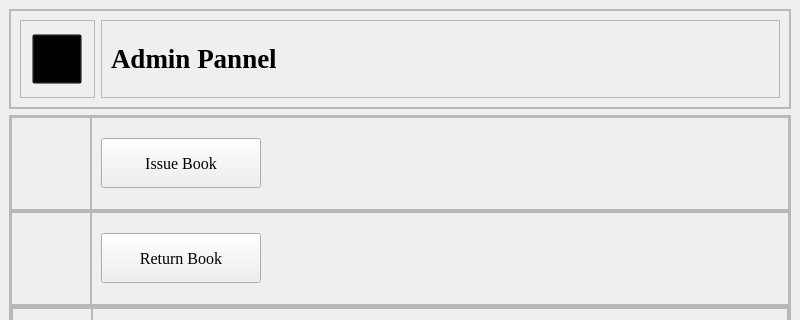
Above: adminpannel.ui from aavashlamichhane/LibMan before the change; both pictures show x 0 to 800 and y 0 to 320 of the 800 by 600 pixel window. Below: the same form after it.
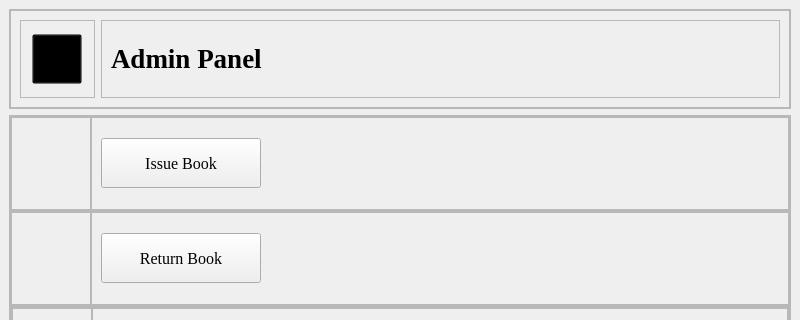
That is the form after the change. Icons and pictures are not drawn.

Patch:
```diff
--- a/adminpannel.ui
+++ b/adminpannel.ui
@@ -123,7 +123,7 @@
                 </font>
                </property>
                <property name="text">
-                <string>&lt;html&gt;&lt;head/&gt;&lt;body&gt;&lt;p&gt;&lt;span style=&quot; font-size:20pt; font-weight:700;&quot;&gt;Admin Pannel&lt;/span&gt;&lt;/p&gt;&lt;/body&gt;&lt;/html&gt;</string>
+                <string>&lt;html&gt;&lt;head/&gt;&lt;body&gt;&lt;p&gt;&lt;span style=&quot; font-size:20pt;&quot;&gt;Admin Panel&lt;/span&gt;&lt;/p&gt;&lt;/body&gt;&lt;/html&gt;</string>
                </property>
               </widget>
              </item>
```
